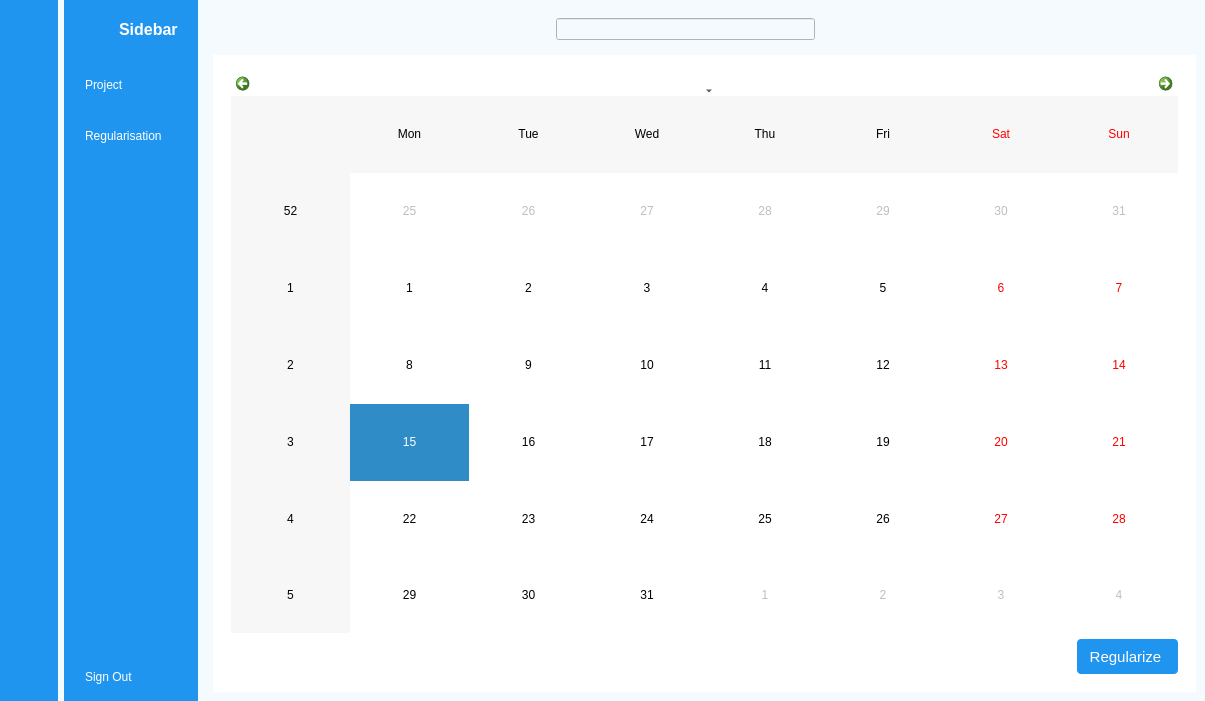
First picture: the form in ui/ui/employee_dashboard.ui, repository mohammedmeeraj/timesheet, before the edit.
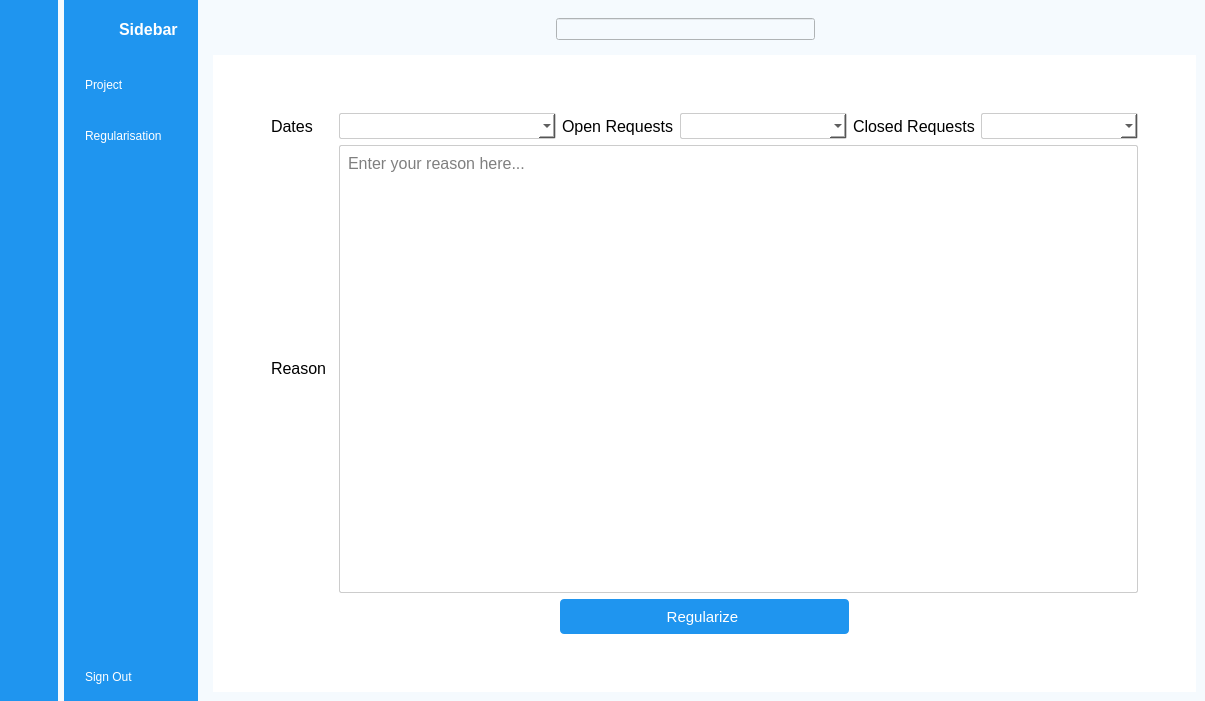
Second picture: the form after the edit. The open tabs and pages were chosen to show the change. Icons and pictures are not drawn.

```diff
--- a/ui/ui/employee_dashboard.ui
+++ b/ui/ui/employee_dashboard.ui
@@ -1137,46 +1137,214 @@
            <item row="0" column="1">
             <widget class="QWidget" name="widget" native="true">
              <property name="styleSheet">
-              <string notr="true"/>
+              <string notr="true">QComboBox{
+border:1px solid #ccc;
+padding:4px;
+border-radius: 2px;
+
+
+}
+QComboBox:focus{
+
+ border: 1px solid #0078d4;
+            background-color: #fff;
+
+}
+QTextEdit{
+border:1px solid #ccc;
+padding:4px;
+border-radius:2px;
+
+
+
+}
+
+QTextEdit:focus{
+border:1px solid #0078d4;
+background-color:#fff
+
+
+}</string>
              </property>
-             <layout class="QVBoxLayout" name="verticalLayout_6">
-              <item>
-               <widget class="QCalendarWidget" name="calendarWidget">
-                <property name="styleSheet">
-                 <string notr="true"/>
-                </property>
-               </widget>
-              </item>
-              <item>
-               <layout class="QHBoxLayout" name="horizontalLayout_16">
+             <layout class="QGridLayout" name="gridLayout_5">
+              <item row="0" column="0">
+               <layout class="QHBoxLayout" name="horizontalLayout_22" stretch="0,1,0">
                 <item>
-                 <spacer name="horizontalSpacer_6">
+                 <spacer name="horizontalSpacer_8">
                   <property name="orientation">
                    <enum>Qt::Horizontal</enum>
                   </property>
                   <property name="sizeHint" stdset="0">
                    <size>
-                    <width>798</width>
+                    <width>40</width>
                     <height>20</height>
                    </size>
                   </property>
                  </spacer>
                 </item>
                 <item>
-                 <widget class="QPushButton" name="pushButton">
-                  <property name="minimumSize">
-                   <size>
-                    <width>101</width>
-                    <height>35</height>
-                   </size>
-                  </property>
-                  <property name="font">
-                   <font>
-                    <pointsize>11</pointsize>
-                   </font>
-                  </property>
-                  <property name="styleSheet">
-                   <string notr="true">QPushButton{
+                 <layout class="QVBoxLayout" name="verticalLayout_7" stretch="0,1,0">
+                  <item>
+                   <spacer name="verticalSpacer_3">
+                    <property name="orientation">
+                     <enum>Qt::Vertical</enum>
+                    </property>
+                    <property name="sizeHint" stdset="0">
+                     <size>
+                      <width>20</width>
+                      <height>40</height>
+                     </size>
+                    </property>
+                   </spacer>
+                  </item>
+                  <item>
+                   <layout class="QVBoxLayout" name="verticalLayout_6">
+                    <item>
+                     <layout class="QHBoxLayout" name="horizontalLayout_21">
+                      <item>
+                       <layout class="QHBoxLayout" name="horizontalLayout_16" stretch="0,1">
+                        <item>
+                         <widget class="QLabel" name="label_7">
+                          <property name="minimumSize">
+                           <size>
+                            <width>62</width>
+                            <height>0</height>
+                           </size>
+                          </property>
+                          <property name="font">
+                           <font>
+                            <pointsize>12</pointsize>
+                           </font>
+                          </property>
+                          <property name="text">
+                           <string>Dates</string>
+                          </property>
+                         </widget>
+                        </item>
+                        <item>
+                         <widget class="QComboBox" name="dates_combo"/>
+                        </item>
+                       </layout>
+                      </item>
+                      <item>
+                       <layout class="QHBoxLayout" name="horizontalLayout_19" stretch="0,1">
+                        <item>
+                         <widget class="QLabel" name="label_9">
+                          <property name="minimumSize">
+                           <size>
+                            <width>62</width>
+                            <height>0</height>
+                           </size>
+                          </property>
+                          <property name="font">
+                           <font>
+                            <pointsize>12</pointsize>
+                           </font>
+                          </property>
+                          <property name="text">
+                           <string>Open Requests</string>
+                          </property>
+                         </widget>
+                        </item>
+                        <item>
+                         <widget class="QComboBox" name="open_request_combo"/>
+                        </item>
+                       </layout>
+                      </item>
+                      <item>
+                       <layout class="QHBoxLayout" name="horizontalLayout_20" stretch="0,1">
+                        <item>
+                         <widget class="QLabel" name="label_10">
+                          <property name="minimumSize">
+                           <size>
+                            <width>62</width>
+                            <height>0</height>
+                           </size>
+                          </property>
+                          <property name="font">
+                           <font>
+                            <pointsize>12</pointsize>
+                           </font>
+                          </property>
+                          <property name="text">
+                           <string>Closed Requests</string>
+                          </property>
+                         </widget>
+                        </item>
+                        <item>
+                         <widget class="QComboBox" name="closed_request_combo"/>
+                        </item>
+                       </layout>
+                      </item>
+                     </layout>
+                    </item>
+                    <item>
+                     <layout class="QHBoxLayout" name="horizontalLayout_17" stretch="0,1">
+                      <item alignment="Qt::AlignLeft|Qt::AlignVCenter">
+                       <widget class="QLabel" name="label_8">
+                        <property name="minimumSize">
+                         <size>
+                          <width>62</width>
+                          <height>0</height>
+                         </size>
+                        </property>
+                        <property name="font">
+                         <font>
+                          <pointsize>12</pointsize>
+                         </font>
+                        </property>
+                        <property name="text">
+                         <string>Reason </string>
+                        </property>
+                       </widget>
+                      </item>
+                      <item>
+                       <widget class="QTextEdit" name="reason_txt_edit">
+                        <property name="font">
+                         <font>
+                          <pointsize>12</pointsize>
+                         </font>
+                        </property>
+                        <property name="placeholderText">
+                         <string>Enter your reason here...</string>
+                        </property>
+                       </widget>
+                      </item>
+                     </layout>
+                    </item>
+                    <item>
+                     <layout class="QHBoxLayout" name="horizontalLayout_18" stretch="1,1,1">
+                      <item>
+                       <spacer name="horizontalSpacer_6">
+                        <property name="orientation">
+                         <enum>Qt::Horizontal</enum>
+                        </property>
+                        <property name="sizeHint" stdset="0">
+                         <size>
+                          <width>188</width>
+                          <height>20</height>
+                         </size>
+                        </property>
+                       </spacer>
+                      </item>
+                      <item>
+                       <widget class="QPushButton" name="btn_regularise">
+                        <property name="minimumSize">
+                         <size>
+                          <width>101</width>
+                          <height>35</height>
+                         </size>
+                        </property>
+                        <property name="font">
+                         <font>
+                          <pointsize>11</pointsize>
+                         </font>
+                        </property>
+                        <property name="cursor">
+                         <cursorShape>PointingHandCursor</cursorShape>
+                        </property>
+                        <property name="styleSheet">
+                         <string notr="true">QPushButton{
 border:none;
 border-radius:4px;
 padding:6px;
@@ -1199,11 +1367,56 @@
 
 
 }</string>
+                        </property>
+                        <property name="text">
+                         <string>Regularize</string>
+                        </property>
+                       </widget>
+                      </item>
+                      <item>
+                       <spacer name="horizontalSpacer_7">
+                        <property name="orientation">
+                         <enum>Qt::Horizontal</enum>
+                        </property>
+                        <property name="sizeHint" stdset="0">
+                         <size>
+                          <width>188</width>
+                          <height>20</height>
+                         </size>
+                        </property>
+                       </spacer>
+                      </item>
+                     </layout>
+                    </item>
+                   </layout>
+                  </item>
+                  <item>
+                   <spacer name="verticalSpacer_4">
+                    <property name="orientation">
+                     <enum>Qt::Vertical</enum>
+                    </property>
+                    <property name="sizeHint" stdset="0">
+                     <size>
+                      <width>20</width>
+                      <height>40</height>
+                     </size>
+                    </property>
+                   </spacer>
+                  </item>
+                 </layout>
+                </item>
+                <item>
+                 <spacer name="horizontalSpacer_9">
+                  <property name="orientation">
+                   <enum>Qt::Horizontal</enum>
                   </property>
-                  <property name="text">
-                   <string>Regularize</string>
+                  <property name="sizeHint" stdset="0">
+                   <size>
+                    <width>40</width>
+                    <height>20</height>
+                   </size>
                   </property>
-                 </widget>
+                 </spacer>
                 </item>
                </layout>
               </item>
```
Left out of the diff: 71 changed lines with no effect on the pictures.
